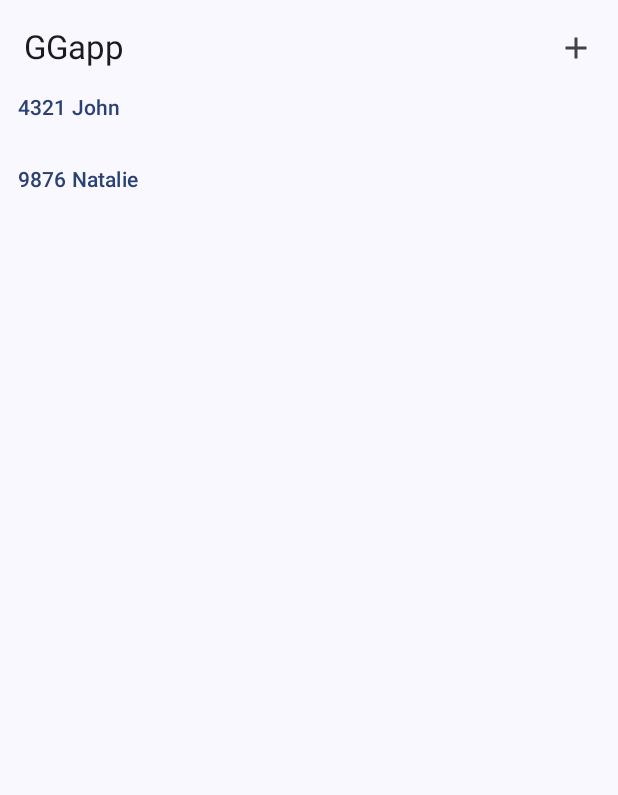
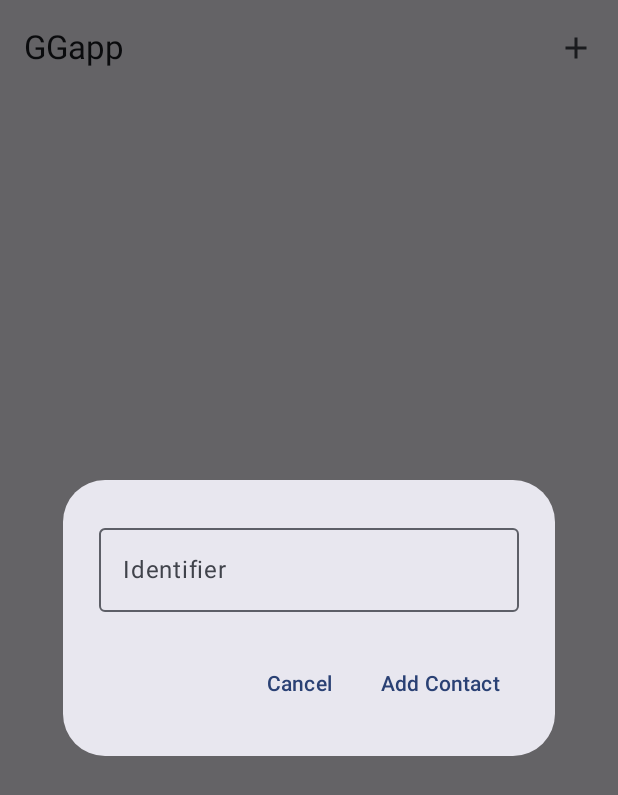
Before and after one commit to karkos16/GGapp, an Android app built with Jetpack Compose: the composable HomeScreen shown on its own in the app's theme, after a tap on "Add contact", on a phone screen of 412 x 824 dp. Shown: the top 795 px of the screen. Run offline under Robolectric (Android 15) with nearby library versions, the phone set to English and light mode, and no system bars; libraries missing offline, so code that uses them is left out: com.ramcosta.composedestinations; 1 statement that could not run was skipped.

Commit message:
Add UI for adding contact

```diff
--- a/GGapp/app/src/main/java/com/example/ggapp/presentation/ui/GetIDScreen.kt
+++ b/GGapp/app/src/main/java/com/example/ggapp/presentation/ui/GetIDScreen.kt
@@ -38,7 +38,7 @@ fun GetIDScreen(
             navigator.popBackStack(GetIDScreenDestination, true)
             navigator.navigate(HomeScreenDestination)
         }) {
-            Text(text = "Uzyskaj identyfikator")
+            Text(text = "Get ID")
         }
     }
 }
--- a/GGapp/app/src/main/java/com/example/ggapp/presentation/ui/HomeScreen.kt
+++ b/GGapp/app/src/main/java/com/example/ggapp/presentation/ui/HomeScreen.kt
@@ -2,21 +2,31 @@ package com.example.ggapp.presentation.ui
 
 import android.annotation.SuppressLint
 import androidx.compose.foundation.layout.Row
+import androidx.compose.foundation.layout.Spacer
 import androidx.compose.foundation.layout.fillMaxSize
+import androidx.compose.foundation.layout.fillMaxWidth
+import androidx.compose.foundation.layout.height
+import androidx.compose.foundation.layout.padding
 import androidx.compose.foundation.lazy.LazyColumn
 import androidx.compose.material.icons.Icons
 import androidx.compose.material.icons.filled.Add
+import androidx.compose.material3.AlertDialog
 import androidx.compose.material3.ExperimentalMaterial3Api
 import androidx.compose.material3.Icon
 import androidx.compose.material3.IconButton
+import androidx.compose.material3.OutlinedTextField
 import androidx.compose.material3.Scaffold
 import androidx.compose.material3.Text
 import androidx.compose.material3.TextButton
 import androidx.compose.material3.TopAppBar
 import androidx.compose.runtime.Composable
+import androidx.compose.runtime.remember
 import androidx.compose.ui.Modifier
+import androidx.compose.ui.unit.dp
 import androidx.lifecycle.viewmodel.compose.viewModel
+import com.example.ggapp.presentation.ui.destinations.ConversationScreenDestination
 import com.example.ggapp.presentation.viewModels.HomeViewModel
+import com.example.ggapp.presentation.viewModels.UserInfo
 import com.ramcosta.composedestinations.annotation.Destination
 import com.ramcosta.composedestinations.navigation.DestinationsNavigator
 
@@ -35,7 +45,7 @@ fun HomeScreen(
             TopAppBar(
                 title = { Text(text = "GGapp") },
                 actions = {
-                    AddContactButton()
+                    AddContactButton(viewModel)
                 }
             )
         },
@@ -43,11 +53,13 @@ fun HomeScreen(
             Content(viewModel, navigator)
         }
     )
+
+    AddContactDialog(viewModel)
 }
 
 @Composable
-fun AddContactButton() {
-    IconButton(onClick = { /*TODO*/ }) {
+fun AddContactButton(viewModel: HomeViewModel) {
+    IconButton(onClick = { viewModel.showDialog() }) {
         Icon(
             imageVector = Icons.Filled.Add,
             contentDescription = "Add contact"
@@ -56,12 +68,45 @@ fun AddContactButton() {
 }
 
 @Composable
+fun AddContactDialog(viewModel: HomeViewModel) = if(viewModel.showDialog) {
+    AlertDialog(
+        onDismissRequest = { viewModel.hideDialog() },
+        confirmButton = {
+            TextButton(
+                onClick = {
+                    viewModel.hideDialog()
+                    viewModel.addUser()
+            }) {
+                Text(text = "Add Contact")
+            }
+        },
+        dismissButton = {
+            TextButton(onClick = { viewModel.hideDialog()}) {
+                Text(text = "Cancel")
+            }
+        },
+        text = {
+            OutlinedTextField(
+                value = viewModel.newContactID,
+                onValueChange = { viewModel.updateNewContactID(it) },
+                label = { Text("Identifier") }
+            )
+        }
+    )
+} else {
+
+}
+
+@Composable
 fun Content(viewModel: HomeViewModel, navigator: DestinationsNavigator) {
-    LazyColumn(modifier = Modifier.fillMaxSize()) {
-        viewModel.addedUsers.forEach { userInfo ->
+    val contacts = remember {
+        viewModel.contacts
+    }
+    LazyColumn(modifier = Modifier.fillMaxWidth().padding(top = 50.dp)) {
+        contacts.forEach {userInfo ->
             item {
-                TextButton(onClick = { /*TODO*/ }) {
-                    Text(text = userInfo.id.toString() + " " + userInfo.username)
+                TextButton(onClick = { navigator.navigate(ConversationScreenDestination) }) {
+                    Text(text = userInfo.id + " ")
                 }
             }
 
--- a/GGapp/app/src/main/java/com/example/ggapp/presentation/viewModels/HomeViewModel.kt
+++ b/GGapp/app/src/main/java/com/example/ggapp/presentation/viewModels/HomeViewModel.kt
@@ -1,37 +1,42 @@
 package com.example.ggapp.presentation.viewModels
 
+import androidx.compose.runtime.getValue
+import androidx.compose.runtime.mutableStateListOf
+import androidx.compose.runtime.mutableStateOf
+import androidx.compose.runtime.setValue
 import androidx.lifecycle.ViewModel
 
 data class UserInfo(
-    val id: Int,
-    val username: String
+    val id: String
 )
 
 class HomeViewModel: ViewModel() {
 
 
 
-     var addedUsers = mutableListOf(
-        UserInfo(
-            1234,
-            "Bob"
-        ),
-        UserInfo(
-            4321,
-            "John"
-        ),
-        UserInfo(
-            9876,
-            "Natalie"
-        )
-    )
+     var contacts = mutableStateListOf<UserInfo>()
         private set
 
-    fun addUser(user: UserInfo) {
-        addedUsers.add(user)
+    var showDialog by mutableStateOf(false)
+        private set
+
+    var newContactID by mutableStateOf("")
+        private set
+
+    fun addUser() {
+//        TODO: connect to server
+        contacts.add(UserInfo(newContactID))
     }
 
+    fun showDialog(){
+        showDialog = true
+    }
 
+    fun hideDialog(){
+        showDialog = false
+    }
 
-
+    fun updateNewContactID(newValue: String) {
+        newContactID = newValue
+    }
 }
--- a/GGapp/app/src/main/java/com/example/ggapp/presentation/viewModels/MainViewModel.kt
+++ b/GGapp/app/src/main/java/com/example/ggapp/presentation/viewModels/MainViewModel.kt
@@ -7,9 +7,8 @@ import com.ramcosta.composedestinations.DestinationsNavHost
 class MainViewModel: ViewModel() {
 
 
-
-    fun getID(): Int{
+    fun getID(): String{
 //        TODO: connect to server and get ID
-        return 1234
+        return "1234"
     }
 }
--- a/GGapp/gradle/libs.versions.toml
+++ b/GGapp/gradle/libs.versions.toml
@@ -1,5 +1,5 @@
 [versions]
-agp = "8.1.4"
+agp = "8.2.0"
 core = "1.9.55"
 kotlin = "1.9.0"
 coreKtx = "1.12.0"
```
Also changed, not shown: GGapp/gradle/wrapper/gradle-wrapper.properties.
